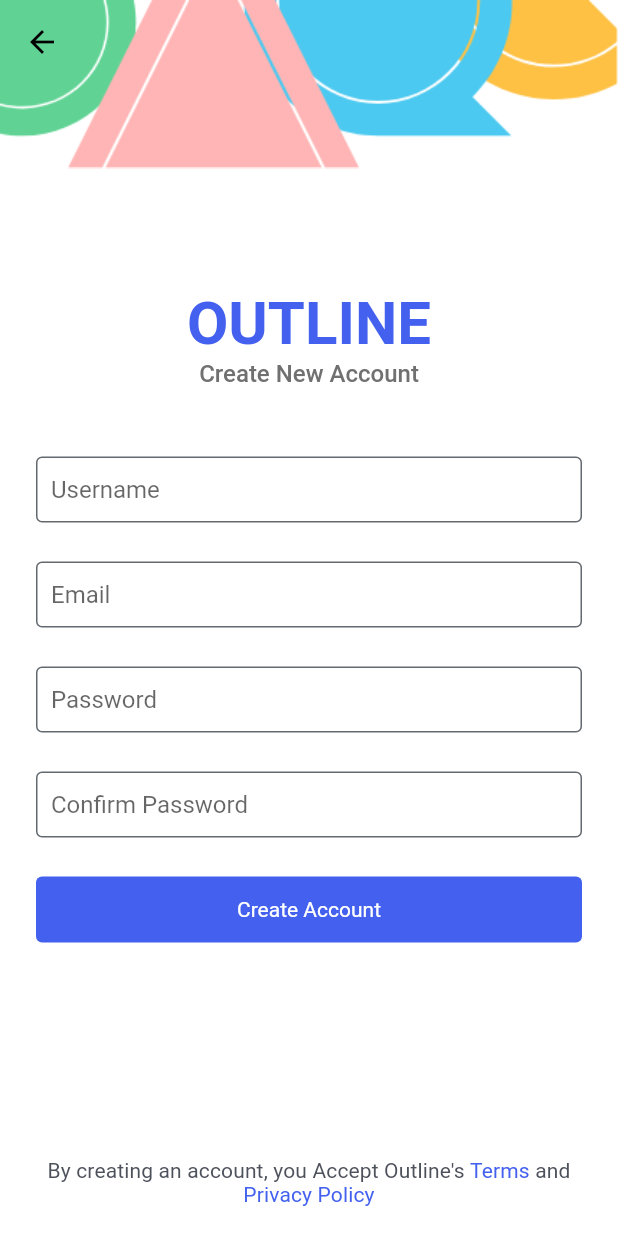
After one commit to Milad9A/Outline-App, a Flutter app: the SignUpScreen screen opened directly, on a phone screen of 412 x 824 dp. The commit adds this screen. Run offline on Flutter 3.47's test engine with Material 2 defaults, Android fonts, the phone set to English and light mode, and no system bars; our stand-ins replace introduction_screen.

Commit message:
Add LoginScreen and SignUpScreen

```diff
--- a/lib/config/theme/color_repository.dart
+++ b/lib/config/theme/color_repository.dart
@@ -16,4 +16,5 @@ class ColorRepository {
   static const Color lowOpacityPink = Color(0xFFFFE9E9);
 
   static const Color textColor = Color(0xFF707070);
+  static const Color greyish = Color(0xFF4D515B);
 }
--- a/lib/config/theme/custom_theme.dart
+++ b/lib/config/theme/custom_theme.dart
@@ -13,6 +13,7 @@ class CustomTheme {
         ),
         buttonColor: ColorRepository.darkBlue,
       ),
+      buttonColor: ColorRepository.darkBlue,
       appBarTheme: AppBarTheme(
         backgroundColor: Colors.transparent,
         elevation: 0.0,
--- /dev/null
+++ b/lib/screens/login_and_sign_up/sign_up_screen.dart
@@ -0,0 +1,61 @@
+import 'package:flutter/material.dart';
+
+import 'widgets/sign_up_form.dart';
+import 'widgets/terms_and_policy_text.dart';
+
+class SignUpScreen extends StatefulWidget {
+  static Route get route =>
+      MaterialPageRoute<void>(builder: (_) => SignUpScreen());
+
+  @override
+  _SignUpScreenState createState() => _SignUpScreenState();
+}
+
+class _SignUpScreenState extends State<SignUpScreen> {
+  final TextEditingController usernameController = TextEditingController();
+  final TextEditingController emailController = TextEditingController();
+  final TextEditingController passwordController = TextEditingController();
+  final TextEditingController confirmPasswordController =
+      TextEditingController();
+
+  @override
+  Widget build(BuildContext context) {
+    return SafeArea(
+      child: Scaffold(
+        extendBodyBehindAppBar: true,
+        appBar: AppBar(
+          leading: IconButton(
+            icon: Icon(
+              Icons.arrow_back,
+              color: Colors.black,
+            ),
+            onPressed: () {
+              Navigator.pop(context);
+            },
+          ),
+        ),
+        body: SingleChildScrollView(
+          child: Column(
+            mainAxisAlignment: MainAxisAlignment.spaceBetween,
+            children: [
+              Image.asset(
+                'assets/images/shapes_header.png',
+                fit: BoxFit.fitWidth,
+              ),
+              Padding(
+                padding: const EdgeInsets.fromLTRB(24.0, 80.0, 24.0, 0.0),
+                child: SignUpForm(
+                  usernameController: usernameController,
+                  emailController: emailController,
+                  passwordController: passwordController,
+                  confirmPasswordController: confirmPasswordController,
+                ),
+              ),
+            ],
+          ),
+        ),
+        bottomNavigationBar: const TermsAndPolicyText(),
+      ),
+    );
+  }
+}
--- /dev/null
+++ b/lib/screens/login_and_sign_up/widgets/sign_up_form.dart
@@ -0,0 +1,73 @@
+import 'package:flutter/material.dart';
+import 'package:outline/config/theme/color_repository.dart';
+import 'package:outline/widgets/widgets.dart';
+
+class SignUpForm extends StatelessWidget {
+  const SignUpForm(
+      {required this.usernameController,
+      required this.emailController,
+      required this.passwordController,
+      required this.confirmPasswordController});
+
+  final TextEditingController usernameController;
+  final TextEditingController emailController;
+  final TextEditingController passwordController;
+  final TextEditingController confirmPasswordController;
+
+  @override
+  Widget build(BuildContext context) {
+    return Column(
+      children: [
+        Text(
+          'OUTLINE',
+          style: TextStyle(
+            color: ColorRepository.darkBlue,
+            fontSize: 40.0,
+            fontWeight: FontWeight.bold,
+          ),
+        ),
+        Text(
+          'Create New Account',
+          style: Theme.of(context)
+              .textTheme
+              .subtitle1!
+              .copyWith(fontWeight: FontWeight.w500),
+        ),
+        SizedBox(height: 46.0),
+        OutlineTextField(
+          controller: emailController,
+          hintText: 'Username',
+          textInputAction: TextInputAction.next,
+          textInputType: TextInputType.name,
+        ),
+        SizedBox(height: 26.0),
+        OutlineTextField(
+          controller: emailController,
+          hintText: 'Email',
+          textInputAction: TextInputAction.next,
+          textInputType: TextInputType.emailAddress,
+        ),
+        SizedBox(height: 26.0),
+        OutlineTextField(
+          controller: passwordController,
+          hintText: 'Password',
+          textInputAction: TextInputAction.next,
+          textInputType: TextInputType.text,
+          obscureText: true,
+        ),
+        SizedBox(height: 26.0),
+        OutlineTextField(
+          controller: passwordController,
+          hintText: 'Confirm Password',
+          textInputAction: TextInputAction.done,
+          textInputType: TextInputType.text,
+          obscureText: true,
+        ),
+        SizedBox(height: 26.0),
+        OutlineTextButton(
+          text: 'Create Account',
+        ),
+      ],
+    );
+  }
+}
--- /dev/null
+++ b/lib/screens/login_and_sign_up/widgets/terms_and_policy_text.dart
@@ -0,0 +1,41 @@
+import 'package:flutter/gestures.dart';
+import 'package:flutter/material.dart';
+import 'package:outline/config/theme/color_repository.dart';
+
+class TermsAndPolicyText extends StatelessWidget {
+  const TermsAndPolicyText();
+
+  @override
+  Widget build(BuildContext context) {
+    return Padding(
+      padding: const EdgeInsets.symmetric(
+        horizontal: 30.0,
+        vertical: 20.0,
+      ),
+      child: RichText(
+        textAlign: TextAlign.center,
+        text: TextSpan(
+          text: "By creating an account, you Accept Outline's ",
+          style: Theme.of(context).textTheme.subtitle2!.copyWith(
+                color: ColorRepository.greyish,
+              ),
+          children: [
+            TextSpan(
+              text: "Terms",
+              style: TextStyle(color: ColorRepository.darkBlue),
+              recognizer: TapGestureRecognizer()..onTap = () {},
+            ),
+            TextSpan(
+              text: " and ",
+            ),
+            TextSpan(
+              text: "Privacy Policy",
+              style: TextStyle(color: ColorRepository.darkBlue),
+              recognizer: TapGestureRecognizer()..onTap = () {},
+            ),
+          ],
+        ),
+      ),
+    );
+  }
+}
--- a/lib/screens/on_boarding/on_boarding_screen.dart
+++ b/lib/screens/on_boarding/on_boarding_screen.dart
@@ -1,7 +1,7 @@
 import 'package:flutter/material.dart';
 import 'package:introduction_screen/introduction_screen.dart';
 import 'package:outline/config/theme/color_repository.dart';
-import 'package:outline/screens/home/home_screen.dart';
+import 'package:outline/screens/login_and_sign_up/login_screen.dart';
 
 class OnBoardingScreen extends StatefulWidget {
   @override
@@ -13,7 +13,7 @@ class _OnBoardingScreenState extends State<OnBoardingScreen> {
 
   void _onIntroEnd(context) {
     Navigator.of(context).push(
-      MaterialPageRoute(builder: (_) => HomeScreen()),
+      MaterialPageRoute(builder: (_) => LoginScreen()),
     );
   }
 
--- /dev/null
+++ b/lib/widgets/outline_text_button.dart
@@ -0,0 +1,31 @@
+import 'package:flutter/material.dart';
+import 'package:outline/config/theme/color_repository.dart';
+
+class OutlineTextButton extends StatelessWidget {
+  final String text;
+
+  const OutlineTextButton({
+    required this.text,
+  });
+
+  @override
+  Widget build(BuildContext context) {
+    return Container(
+      height: 44.0,
+      width: double.infinity,
+      child: TextButton(
+        style: TextButton.styleFrom(
+          backgroundColor: ColorRepository.darkBlue,
+          primary: Colors.white,
+        ),
+        onPressed: () {},
+        child: Text(
+          text,
+          style: Theme.of(context).textTheme.bodyText2!.copyWith(
+                color: Colors.white,
+              ),
+        ),
+      ),
+    );
+  }
+}
--- /dev/null
+++ b/lib/widgets/outline_text_field.dart
@@ -0,0 +1,54 @@
+import 'package:flutter/material.dart';
+import 'package:outline/config/theme/color_repository.dart';
+
+class OutlineTextField extends StatelessWidget {
+  final TextEditingController controller;
+  final TextInputType textInputType;
+  final TextInputAction textInputAction;
+  final String hintText;
+  final bool obscureText;
+
+  OutlineTextField({
+    required this.controller,
+    required this.textInputType,
+    required this.textInputAction,
+    required this.hintText,
+    this.obscureText = false,
+  });
+
+  @override
+  Widget build(BuildContext context) {
+    return Container(
+      height: 44.0,
+      child: TextFormField(
+        controller: controller,
+        keyboardType: textInputType,
+        textInputAction: textInputAction,
+        cursorColor: ColorRepository.darkBlue,
+        obscureText: obscureText,
+        decoration: InputDecoration(
+          contentPadding: EdgeInsets.symmetric(horizontal: 10.0),
+          hintText: hintText,
+          border: customOutlineBorder,
+          enabledBorder: customOutlineBorder,
+          focusedBorder: customOutlineBorder,
+          errorBorder: customOutlineBorder.copyWith(
+            borderSide: const BorderSide(color: Colors.red),
+          ),
+          focusedErrorBorder: customOutlineBorder.copyWith(
+            borderSide: const BorderSide(color: Colors.red),
+          ),
+        ),
+      ),
+    );
+  }
+
+  final OutlineInputBorder customOutlineBorder = OutlineInputBorder(
+    borderSide: BorderSide(
+      style: BorderStyle.solid,
+      width: 1.0,
+      color: ColorRepository.darkGrey,
+    ),
+    borderRadius: BorderRadius.circular(4.0),
+  );
+}
--- /dev/null
+++ b/lib/widgets/widgets.dart
@@ -0,0 +1,2 @@
+export 'outline_text_field.dart';
+export 'outline_text_button.dart';
```
Also changed, not shown: lib/screens/login/login_screen.dart (deleted, +0 -13 lines), lib/screens/login_and_sign_up/login_screen.dart (added, +44 -0 lines), lib/screens/login_and_sign_up/widgets/login_form.dart (added, +88 -0 lines), 1 other file.
